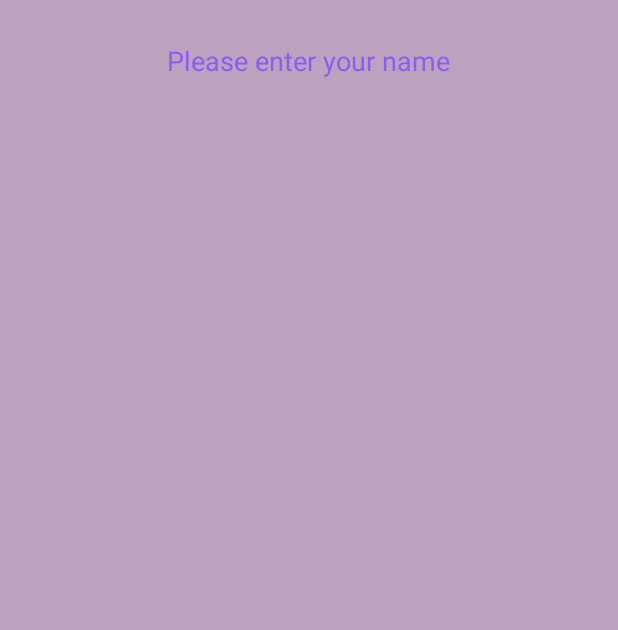
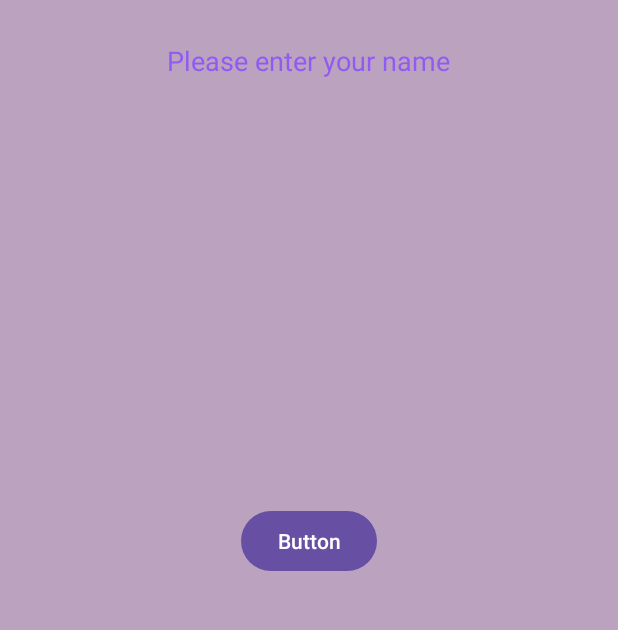
Before and after one commit to itu-itis23-kan22/esigelecAndroid, an Android app: the screen it shows after launch (MainActivity), after a tap on "Greet", on a phone screen of 412 x 824 dp, the part 353-983 px from its top. Run offline under Robolectric (Android 15) with nearby library versions, the phone set to English and light mode, and no system bars.

Commit message:
add new button

```diff
--- a/app/src/main/res/layout/activity_main.xml
+++ b/app/src/main/res/layout/activity_main.xml
@@ -49,4 +49,14 @@
         app:layout_constraintStart_toStartOf="parent"
         app:layout_constraintTop_toBottomOf="@id/greetButton" />
 
+    <Button
+        android:id="@+id/button"
+        android:layout_width="wrap_content"
+        android:layout_height="wrap_content"
+        android:layout_marginBottom="204dp"
+        android:text="Button"
+        app:layout_constraintBottom_toBottomOf="parent"
+        app:layout_constraintEnd_toEndOf="parent"
+        app:layout_constraintStart_toStartOf="parent" />
+
 </androidx.constraintlayout.widget.ConstraintLayout>
```
Also changed, not shown: 1 other file.
